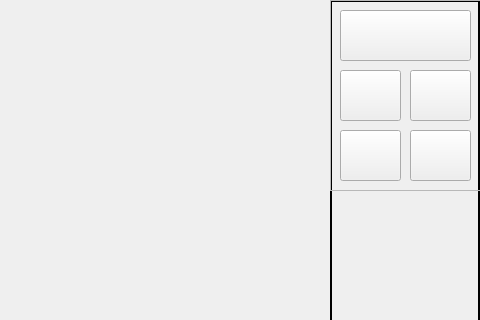
Before: the Qt Designer form A7/mainwindow.ui in University-of-Utah-CS3505/a8-sprite-editor-f19-Mattmathics, drawn with Qt 5; both pictures show x 800 to 1280 and y 0 to 320 of the 1280 by 742 pixel window.
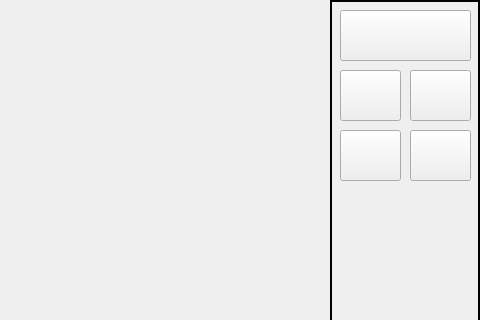
After: the same form once the commit is applied. Icons and pictures are not drawn.

Commit message: removed frame border

Diff of the .ui file:
```diff
--- a/A7/mainwindow.ui
+++ b/A7/mainwindow.ui
@@ -401,7 +401,7 @@
      </rect>
     </property>
     <property name="frameShape">
-     <enum>QFrame::StyledPanel</enum>
+     <enum>QFrame::NoFrame</enum>
     </property>
     <property name="frameShadow">
      <enum>QFrame::Raised</enum>
```
